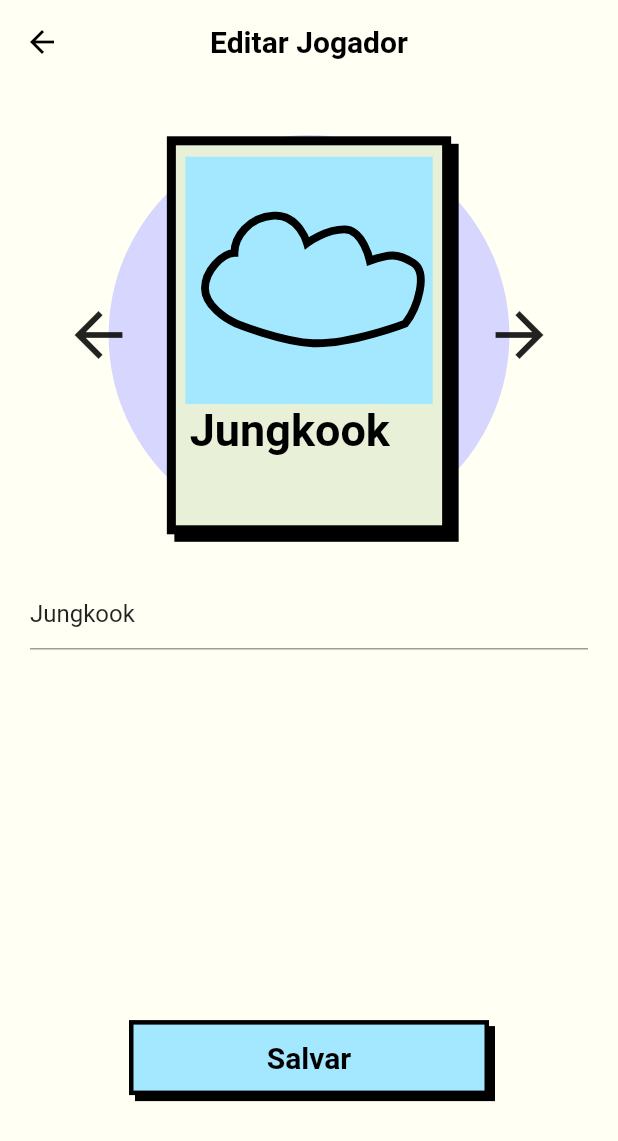
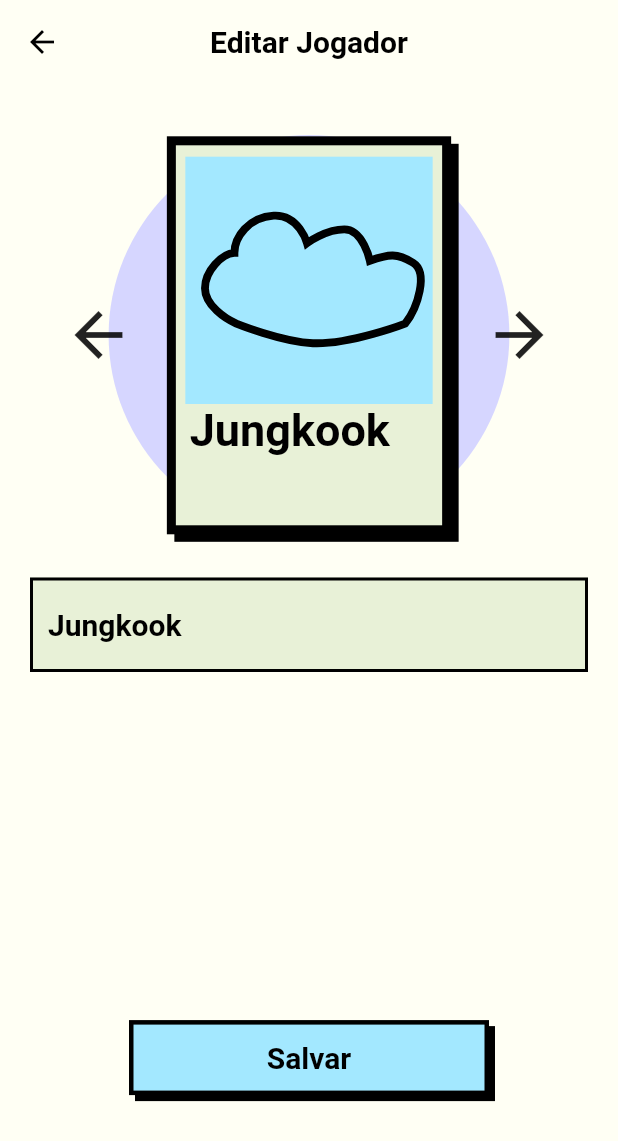
Before and after one commit to arthwrvl/FakeArtist, a Flutter app: the PlayerGrid screen opened directly, after a tap on "Jungkook", on a phone screen of 412 x 824 dp. Shown: the top 1141 px of the screen. Run offline on Flutter 3.47's test engine with Material 2 defaults, Android fonts, the phone set to English and light mode, and no system bars; our stand-ins replace flutter_svg, lottie, reorderable_grid_view.

Commit message:
custom text field component

```diff
--- a/lib/pages/edit_player.dart
+++ b/lib/pages/edit_player.dart
@@ -1,6 +1,7 @@
 import 'package:fake_artist/styles/drawings.dart';
 import 'package:fake_artist/widgets/button.dart';
 import 'package:fake_artist/widgets/player_final_card.dart';
+import 'package:fake_artist/widgets/textField.dart';
 import 'package:flutter/material.dart';
 import 'package:flutter/src/widgets/framework.dart';
 import 'package:flutter/src/widgets/placeholder.dart';
@@ -47,16 +48,17 @@ class _EditPlayerState extends State<EditPlayer> {
                 Flexible(
                   flex: 2,
                   fit: FlexFit.tight,
-                    child: TextField(
+                  child: CustomTextField(
                     controller: _controller,
-                      onChanged: (e) {
+                    onEdit: () => {
                       setState(
                         () {
                           _player.name = _controller.text;
                         },
-                        );
+                      )
                     },
-                    )),
+                  ),
+                ),
                 Flexible(
                     flex: 1,
                     child: CustomButton(
--- a/lib/pages/player_list.dart
+++ b/lib/pages/player_list.dart
@@ -3,6 +3,7 @@ import 'package:fake_artist/data/players.dart';
 import 'package:fake_artist/pages/edit_player.dart';
 import 'package:fake_artist/styles/colors.dart';
 import 'package:fake_artist/styles/drawings.dart';
+import 'package:fake_artist/widgets/blank_player_card.dart';
 import 'package:fake_artist/widgets/button.dart';
 import 'package:fake_artist/widgets/player_card.dart';
 import 'package:flutter/material.dart';
@@ -109,73 +110,3 @@ class _PlayerGridState extends State<PlayerGrid> {
     playerClasses.add(player);
   }
 }
-
-class BlankCard extends StatefulWidget {
-  final VoidCallback onTap;
-  const BlankCard({super.key, required this.onTap});
-
-  @override
-  State<BlankCard> createState() => _BlankCardState();
-}
-
-class _BlankCardState extends State<BlankCard> {
-  bool _pressing = false;
-  @override
-  Widget build(BuildContext context) {
-    var size = MediaQuery.of(context).size;
-    return GestureDetector(
-      onTapDown: (details) => {
-        setState(
-          () {
-            _pressing = true;
-          },
-        )
-      },
-      onTap: widget.onTap,
-      onTapCancel: () => {
-        setState(
-          () {
-            _pressing = false;
-          },
-        )
-      },
-      onTapUp: (details) => {
-        setState(
-          () {
-            _pressing = false;
-          },
-        )
-      },
-      child: AnimatedContainer(
-        duration: const Duration(milliseconds: 75),
-        decoration: BoxDecoration(
-          borderRadius: BorderRadius.zero,
-          color: Colors.white,
-          boxShadow: [
-            BoxShadow(
-              color: Colors.black,
-              offset: _pressing ? const Offset(0, 0) : const Offset(4, 4),
-              blurRadius: 0,
-            )
-          ],
-          border: Border.all(color: Colors.black, width: 3),
-        ),
-        child: Column(
-          mainAxisAlignment: MainAxisAlignment.start,
-          children: [
-            const SizedBox(height: 5),
-            Container(
-              height: size.width * 0.3 * .85,
-              width: size.width * 0.3 * .85,
-              decoration: BoxDecoration(
-                  borderRadius: BorderRadius.zero,
-                  border: Border.all(color: Colors.black, width: 2),
-                  color: Colors.white),
-              child: const Icon(Icons.add),
-            ),
-          ],
-        ),
-      ),
-    );
-  }
-}
--- /dev/null
+++ b/lib/widgets/blank_player_card.dart
@@ -0,0 +1,71 @@
+import 'package:flutter/material.dart';
+
+class BlankCard extends StatefulWidget {
+  final VoidCallback onTap;
+  const BlankCard({super.key, required this.onTap});
+
+  @override
+  State<BlankCard> createState() => _BlankCardState();
+}
+
+class _BlankCardState extends State<BlankCard> {
+  bool _pressing = false;
+  @override
+  Widget build(BuildContext context) {
+    var size = MediaQuery.of(context).size;
+    return GestureDetector(
+      onTapDown: (details) => {
+        setState(
+          () {
+            _pressing = true;
+          },
+        )
+      },
+      onTap: widget.onTap,
+      onTapCancel: () => {
+        setState(
+          () {
+            _pressing = false;
+          },
+        )
+      },
+      onTapUp: (details) => {
+        setState(
+          () {
+            _pressing = false;
+          },
+        )
+      },
+      child: AnimatedContainer(
+        duration: const Duration(milliseconds: 75),
+        decoration: BoxDecoration(
+          borderRadius: BorderRadius.zero,
+          color: Colors.white,
+          boxShadow: [
+            BoxShadow(
+              color: Colors.black,
+              offset: _pressing ? const Offset(0, 0) : const Offset(4, 4),
+              blurRadius: 0,
+            )
+          ],
+          border: Border.all(color: Colors.black, width: 3),
+        ),
+        child: Column(
+          mainAxisAlignment: MainAxisAlignment.start,
+          children: [
+            const SizedBox(height: 5),
+            Container(
+              height: size.width * 0.3 * .85,
+              width: size.width * 0.3 * .85,
+              decoration: BoxDecoration(
+                  borderRadius: BorderRadius.zero,
+                  border: Border.all(color: Colors.black, width: 2),
+                  color: Colors.white),
+              child: const Icon(Icons.add),
+            ),
+          ],
+        ),
+      ),
+    );
+  }
+}
--- /dev/null
+++ b/lib/widgets/textField.dart
@@ -0,0 +1,47 @@
+import 'package:flutter/material.dart';
+import 'package:flutter/src/widgets/framework.dart';
+import 'package:flutter/src/widgets/placeholder.dart';
+
+class CustomTextField extends StatefulWidget {
+  final TextEditingController controller;
+  final VoidCallback onEdit;
+  const CustomTextField(
+      {super.key, required this.controller, required this.onEdit});
+
+  @override
+  State<CustomTextField> createState() => _CustomTextFieldState();
+}
+
+class _CustomTextFieldState extends State<CustomTextField> {
+  @override
+  void initState() {
+    super.initState();
+  }
+
+  @override
+  void dispose() {
+    widget.controller.dispose();
+    super.dispose();
+  }
+
+  @override
+  Widget build(BuildContext context) {
+    return TextField(
+      cursorColor: const Color(0xAA000000),
+      style: const TextStyle(
+          color: Colors.black, fontSize: 20, fontWeight: FontWeight.bold),
+      decoration: const InputDecoration(
+        filled: true,
+        fillColor: Color(0xFFE8F1D7),
+        focusedBorder: OutlineInputBorder(
+            borderRadius: BorderRadius.all(Radius.zero),
+            borderSide: BorderSide(color: Colors.black, width: 3)),
+        enabledBorder: OutlineInputBorder(
+            borderRadius: BorderRadius.all(Radius.zero),
+            borderSide: BorderSide(color: Colors.black, width: 2)),
+      ),
+      controller: widget.controller,
+      onChanged: (value) => {widget.onEdit()},
+    );
+  }
+}
```
Lines whose indentation alone changed are shown as unchanged.
